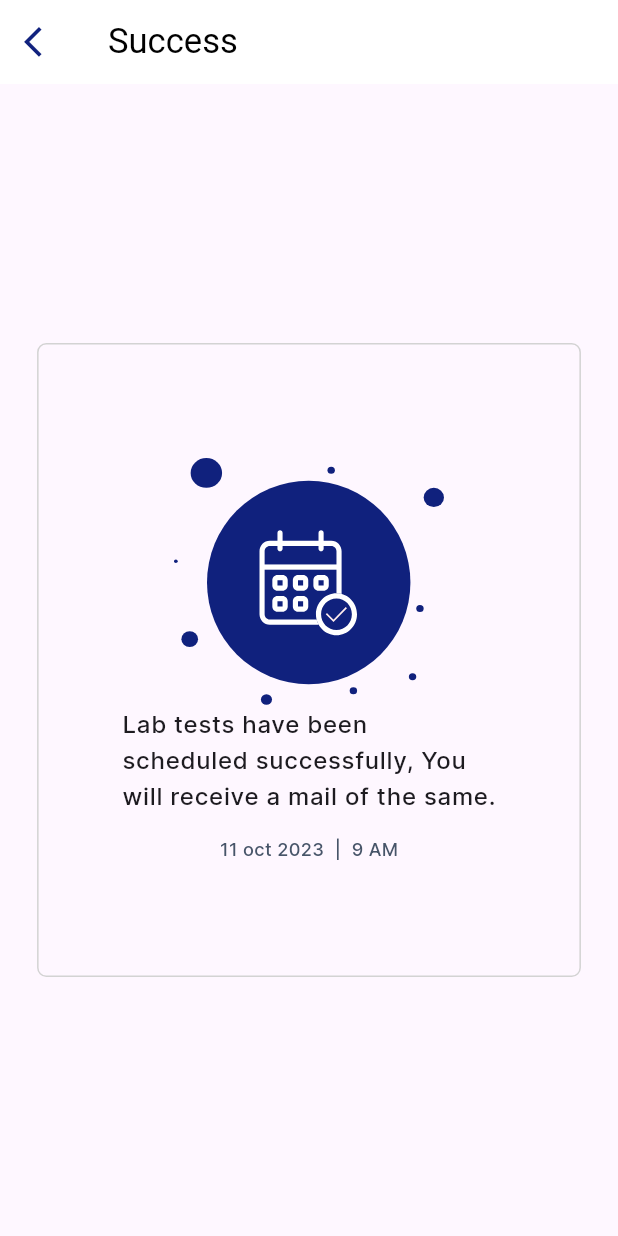
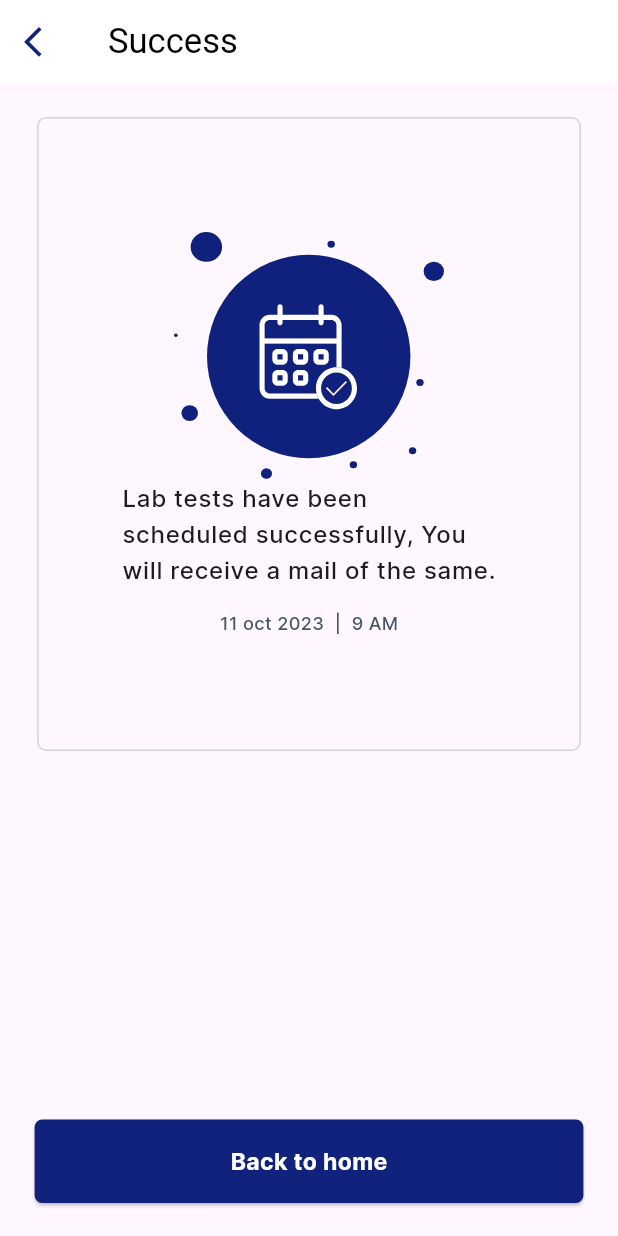
Before and after one commit to Darthwimp/health_test, a Flutter app: the BookingDone screen opened directly, on a phone screen of 412 x 824 dp. Run offline on Flutter 3.47's test engine with Material 3 defaults, Android fonts, the phone set to English and light mode, and no system bars; our stand-ins replace flutter_screenutil, flutter_svg, gap, table_calendar.

Commit message:
:recycle: routing fixed & minor changes

```diff
--- /dev/null
+++ b/lib/routes/routes.dart
@@ -0,0 +1,12 @@
+import 'package:flutter/material.dart';
+import 'package:health_test/screens/booked.dart';
+import 'package:health_test/screens/date_picker.dart';
+import 'package:health_test/screens/home.dart';
+import 'package:health_test/screens/my_cart.dart';
+
+Map<String,WidgetBuilder> routes = {
+  "/" : (context) => const HomePage(),
+  "/cart" :(context) => const MyCartPage(),
+  "/calendar" :(context) => const CalendarPage(),
+  "/booked" :(context) => const BookingDone()
+};
--- a/lib/screens/booked.dart
+++ b/lib/screens/booked.dart
@@ -1,4 +1,5 @@
 import 'package:flutter/material.dart';
+import 'package:flutter_screenutil/flutter_screenutil.dart';
 import 'package:health_test/widgets/booked_successfully.dart';
 
 class BookingDone extends StatelessWidget {
@@ -19,9 +20,32 @@ class BookingDone extends StatelessWidget {
           ),
         ),
       ),
-      body: const Center(child: BookedSuccessfully(
-
-      )),
+      body: Padding(
+        padding: EdgeInsets.symmetric(vertical: 20.sp),
+        child: Column(
+          mainAxisAlignment: MainAxisAlignment.spaceBetween,
+          children: [
+            const Center(child: BookedSuccessfully()),
+            SizedBox(
+              height: 55.h,
+              width: 333.w,
+              child: ElevatedButton(
+                onPressed: () {
+                  Navigator.pushReplacementNamed(context, "/");
+                },
+                child: Text(
+                  "Back to home",
+                  style: Theme.of(context).textTheme.bodyMedium?.copyWith(
+                        color: Colors.white,
+                        fontSize: 14.sp,
+                        fontWeight: FontWeight.bold,
+                      ),
+                ),
+              ),
+            ),
+          ],
+        ),
+      ),
     );
   }
 }
--- a/lib/screens/home.dart
+++ b/lib/screens/home.dart
@@ -17,7 +17,9 @@ class HomePage extends StatelessWidget {
         ),
         actions: [
           IconButton(
-            onPressed: () {},
+            onPressed: () {
+              Navigator.pushNamed(context, "/cart");
+            },
             icon: const Icon(
               Icons.shopping_cart,
             ),
--- a/lib/screens/my_cart.dart
+++ b/lib/screens/my_cart.dart
@@ -55,7 +55,9 @@ class MyCartPage extends StatelessWidget {
                 height: 50.h,
                 width: double.infinity,
                 child: ElevatedButton(
-                  onPressed: () {},
+                  onPressed: () {
+                    Navigator.pushNamed(context, "/calendar");
+                  },
                   child: Text(
                     "Schedule",
                     style: Theme.of(context).textTheme.bodyMedium?.copyWith(
--- a/pubspec.yaml
+++ b/pubspec.yaml
@@ -36,7 +36,6 @@ dependencies:
   # Use with the CupertinoIcons class for iOS style icons.
   cupertino_icons: ^1.0.2
   flutter_screenutil: ^5.9.0
-  flutter_bloc: ^8.1.3
   gap: ^3.0.1
   flutter_svg: ^2.0.9
   table_calendar: ^3.0.9
```
Also changed, not shown: lib/main.dart (+3 -5 lines), lib/screens/date_picker.dart (+27 -8 lines), pubspec.lock.
